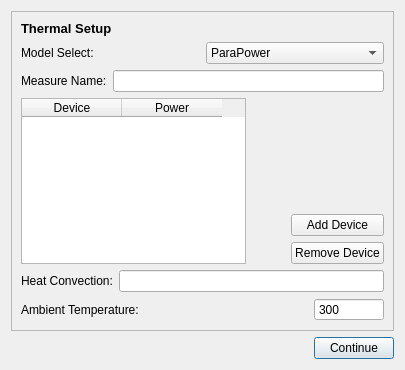
Before: the Qt Designer form qt/ui/thermalSetup.ui in e3da/PowerSynth2-gui, drawn with Qt 5.
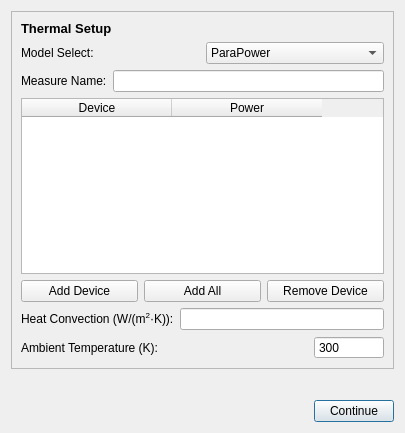
After: the same form once the commit is applied.

```diff
--- a/qt/ui/thermalSetup.ui
+++ b/qt/ui/thermalSetup.ui
@@ -7,7 +7,7 @@
     <x>0</x>
     <y>0</y>
     <width>405</width>
-    <height>370</height>
+    <height>433</height>
    </rect>
   </property>
   <property name="windowTitle">
@@ -23,6 +23,20 @@
       <enum>QFrame::Raised</enum>
      </property>
      <layout class="QGridLayout" name="gridLayout">
+      <item row="2" column="0">
+       <layout class="QHBoxLayout" name="horizontalLayout_18">
+        <item>
+         <widget class="QLabel" name="label_26">
+          <property name="text">
+           <string>Measure Name:</string>
+          </property>
+         </widget>
+        </item>
+        <item>
+         <widget class="QLineEdit" name="lineedit_measure_name"/>
+        </item>
+       </layout>
+      </item>
       <item row="0" column="0">
        <widget class="QLabel" name="label_24">
         <property name="text">
@@ -30,126 +44,12 @@
         </property>
        </widget>
       </item>
-      <item row="1" column="0">
-       <layout class="QHBoxLayout" name="horizontalLayout_17">
-        <item>
-         <widget class="QLabel" name="label_25">
-          <property name="text">
-           <string>Model Select:</string>
-          </property>
-         </widget>
-        </item>
-        <item>
-         <widget class="QComboBox" name="combo_model_select">
-          <item>
-           <property name="text">
-            <string>ParaPower</string>
-           </property>
-          </item>
-          <item>
-           <property name="text">
-            <string>TSFM</string>
-           </property>
-          </item>
-          <item>
-           <property name="text">
-            <string>Analytical</string>
-           </property>
-          </item>
-          <item>
-           <property name="text">
-            <string/>
-           </property>
-          </item>
-         </widget>
-        </item>
-       </layout>
-      </item>
-      <item row="2" column="0">
-       <layout class="QHBoxLayout" name="horizontalLayout_18">
-        <item>
-         <widget class="QLabel" name="label_26">
-          <property name="text">
-           <string>Measure Name:</string>
-          </property>
-         </widget>
-        </item>
-        <item>
-         <widget class="QLineEdit" name="lineedit_measure_name"/>
-        </item>
-       </layout>
-      </item>
-      <item row="3" column="0">
-       <layout class="QHBoxLayout" name="horizontalLayout_3">
-        <item>
-         <widget class="QTableWidget" name="tableWidget">
-          <column>
-           <property name="text">
-            <string>Device</string>
-           </property>
-          </column>
-          <column>
-           <property name="text">
-            <string>Power</string>
-           </property>
-          </column>
-         </widget>
-        </item>
-        <item>
-         <spacer name="horizontalSpacer_2">
-          <property name="orientation">
-           <enum>Qt::Horizontal</enum>
-          </property>
-          <property name="sizeType">
-           <enum>QSizePolicy::Maximum</enum>
-          </property>
-          <property name="sizeHint" stdset="0">
-           <size>
-            <width>70</width>
-            <height>20</height>
-           </size>
-          </property>
-         </spacer>
-        </item>
-        <item>
-         <layout class="QVBoxLayout" name="verticalLayout">
-          <item>
-           <spacer name="verticalSpacer">
-            <property name="orientation">
-             <enum>Qt::Vertical</enum>
-            </property>
-            <property name="sizeHint" stdset="0">
-             <size>
-              <width>20</width>
-              <height>40</height>
-             </size>
-            </property>
-           </spacer>
-          </item>
-          <item>
-           <widget class="QPushButton" name="btn_add_device">
-            <property name="text">
-             <string>Add Device</string>
-            </property>
-           </widget>
-          </item>
-          <item>
-           <widget class="QPushButton" name="btn_remove_device">
-            <property name="text">
-             <string>Remove Device</string>
-            </property>
-           </widget>
-          </item>
-         </layout>
-        </item>
-       </layout>
-      </item>
-      <item row="4" column="0">
+      <item row="5" column="0">
        <layout class="QHBoxLayout" name="horizontalLayout_19">
         <item>
          <widget class="QLabel" name="label_27">
           <property name="text">
-           <string>Heat Convection:</string>
+           <string>&lt;html&gt;&lt;head/&gt;&lt;body&gt;&lt;p&gt;Heat Convection (W/(m&lt;span style=&quot; vertical-align:super;&quot;&gt;2&lt;/span&gt;·K)):&lt;/p&gt;&lt;/body&gt;&lt;/html&gt;</string>
           </property>
          </widget>
         </item>
@@ -158,12 +58,12 @@
         </item>
        </layout>
       </item>
-      <item row="5" column="0">
+      <item row="6" column="0">
        <layout class="QHBoxLayout" name="horizontalLayout_20">
         <item>
          <widget class="QLabel" name="label_28">
           <property name="text">
-           <string>Ambient Temperature:</string>
+           <string>Ambient Temperature (K):</string>
           </property>
          </widget>
         </item>
@@ -200,9 +100,103 @@
         </item>
        </layout>
       </item>
+      <item row="3" column="0">
+       <layout class="QVBoxLayout" name="verticalLayout">
+        <item>
+         <widget class="QTableWidget" name="tableWidget">
+          <attribute name="horizontalHeaderDefaultSectionSize">
+           <number>150</number>
+          </attribute>
+          <column>
+           <property name="text">
+            <string>Device</string>
+           </property>
+          </column>
+          <column>
+           <property name="text">
+            <string>Power</string>
+           </property>
+          </column>
+         </widget>
+        </item>
+        <item>
+         <layout class="QHBoxLayout" name="horizontalLayout_3">
+          <item>
+           <widget class="QPushButton" name="btn_add_device">
+            <property name="text">
+             <string>Add Device</string>
+            </property>
+           </widget>
+          </item>
+          <item>
+           <widget class="QPushButton" name="btn_add_all">
+            <property name="text">
+             <string>Add All</string>
+            </property>
+           </widget>
+          </item>
+          <item>
+           <widget class="QPushButton" name="btn_remove_device">
+            <property name="text">
+             <string>Remove Device</string>
+            </property>
+           </widget>
+          </item>
+         </layout>
+        </item>
+       </layout>
+      </item>
+      <item row="1" column="0">
+       <layout class="QHBoxLayout" name="horizontalLayout_17">
+        <item>
+         <widget class="QLabel" name="label_25">
+          <property name="text">
+           <string>Model Select:</string>
+          </property>
+         </widget>
+        </item>
+        <item>
+         <widget class="QComboBox" name="combo_model_select">
+          <item>
+           <property name="text">
+            <string>ParaPower</string>
+           </property>
+          </item>
+          <item>
+           <property name="text">
+            <string>TSFM</string>
+           </property>
+          </item>
+          <item>
+           <property name="text">
+            <string>Analytical</string>
+           </property>
+          </item>
+          <item>
+           <property name="text">
+            <string/>
+           </property>
+          </item>
+         </widget>
+        </item>
+       </layout>
+      </item>
      </layout>
     </widget>
    </item>
+   <item>
+    <spacer name="verticalSpacer">
+     <property name="orientation">
+      <enum>Qt::Vertical</enum>
+     </property>
+     <property name="sizeHint" stdset="0">
+      <size>
+       <width>20</width>
+       <height>40</height>
+      </size>
+     </property>
+    </spacer>
+   </item>
    <item>
     <layout class="QHBoxLayout" name="horizontalLayout">
      <item>
```
